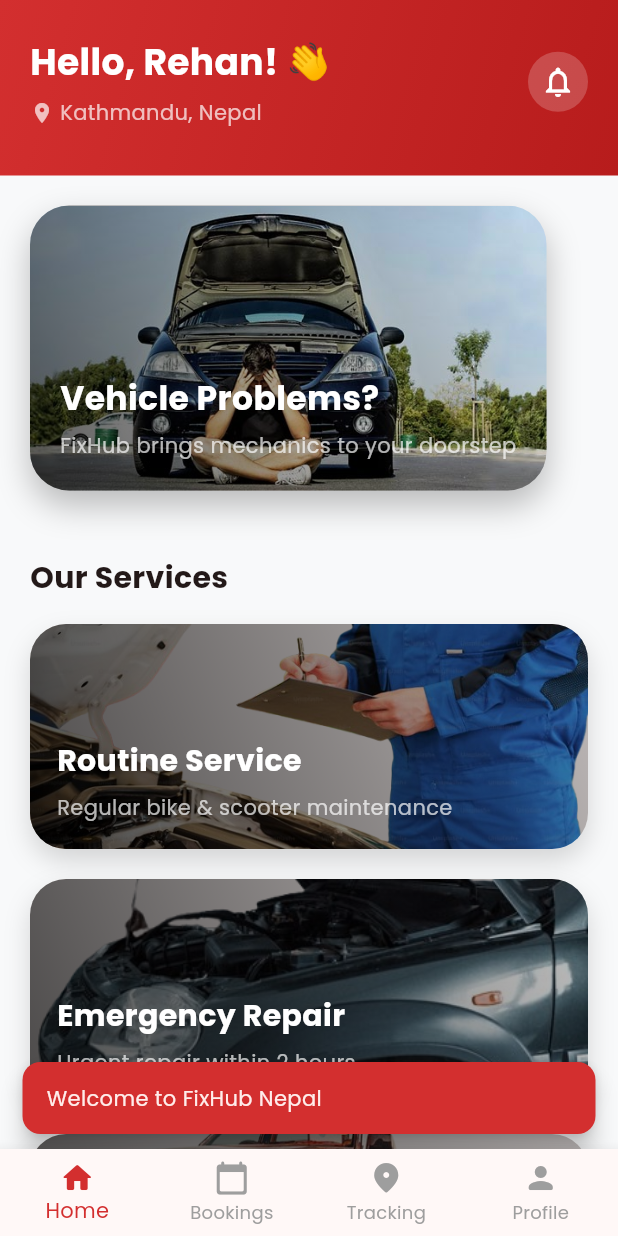
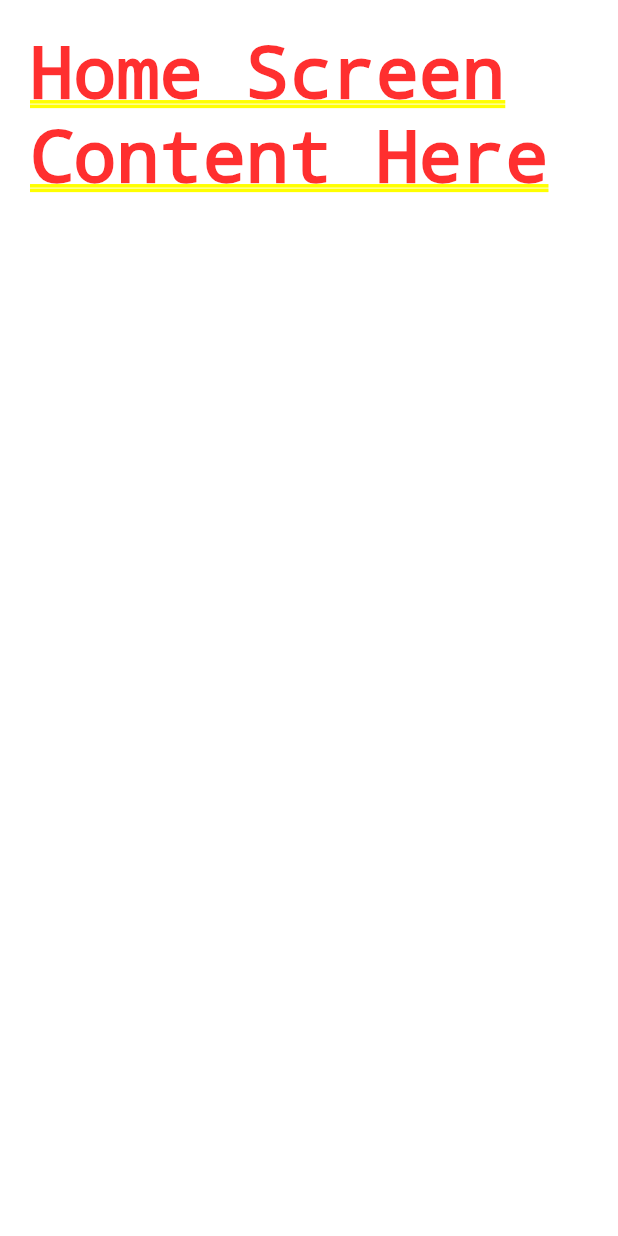
Before and after one commit to Rehan0808/FixHub-Nepal, a Flutter app: the LoginPage screen opened by its route, after a tap on "Sign In", on a phone screen of 412 x 824 dp. Run offline on Flutter 3.47's test engine with Material 3 defaults, Android fonts, the phone set to English and light mode, and no system bars.

```diff
--- a/lib/auth/login_page.dart
+++ b/lib/auth/login_page.dart
@@ -1,5 +1,5 @@
 import 'package:flutter/material.dart';
-import '../screens/home_page.dart';
+import '../screens/bottom_screens/home_screen.dart';
 import 'signup_page.dart';
 
 class LoginPage extends StatefulWidget {
@@ -205,7 +205,7 @@ class _LoginPageState extends State<LoginPage> {
                         onPressed: () {
                           Navigator.of(context).pushReplacement(
                             MaterialPageRoute(
-                                builder: (_) => const HomePage()),
+                                builder: (_) => const HomeScreen()),
                           );
                         },
                         style: ElevatedButton.styleFrom(
--- a/lib/main.dart
+++ b/lib/main.dart
@@ -2,7 +2,7 @@ import 'package:flutter/material.dart';
 import 'package:fixhub_nepal/splash/splash_page.dart';
 import 'package:fixhub_nepal/onboarding/on_boarding1.dart';
 import 'package:fixhub_nepal/auth/login_page.dart';
-import 'package:fixhub_nepal/screens/home_page.dart';
+import 'package:fixhub_nepal/screens/bottom_screens/home_screen.dart';
 
 void main() {
   runApp(const MyApp());
@@ -27,7 +27,7 @@ class MyApp extends StatelessWidget {
       routes: {
         '/onboarding': (context) => const Onboarding1(),
         '/login': (context) => const LoginPage(),
-        '/home': (context) => const HomePage(),
+        '/home': (context) => const HomeScreen(),
       },
     );
   }
--- /dev/null
+++ b/lib/screens/bottom_screens/home_screen.dart
@@ -0,0 +1,21 @@
+import 'package:flutter/material.dart';
+import '../../theme/theme_data.dart';
+
+class HomeScreen extends StatelessWidget {
+  const HomeScreen({super.key});
+
+  @override
+  Widget build(BuildContext context) {
+    return SingleChildScrollView(
+      child: Column(
+        children: [
+          // Add your hero banner and service cards here
+          const Padding(
+            padding: EdgeInsets.all(20),
+            child: Text('Home Screen Content Here'),
+          ),
+        ],
+      ),
+    );
+  }
+}
--- a/lib/screens/home_page.dart
+++ /dev/null
@@ -1,309 +0,0 @@
-import 'package:flutter/material.dart';
-
-class HomePage extends StatefulWidget {
-  const HomePage({super.key});
-
-  @override
-  State<HomePage> createState() => _HomePageState();
-}
-
-class _HomePageState extends State<HomePage> {
-  int _currentIndex = 0;
-  bool _showedWelcome = false;
-
-  static const Color brandRed = Color(0xFFD32F2F);
-  static const Color brandRedDark = Color(0xFFB71C1C);
-
-  @override
-  void initState() {
-    super.initState();
-    WidgetsBinding.instance.addPostFrameCallback((_) {
-      if (!_showedWelcome) {
-        ScaffoldMessenger.of(context).showSnackBar(
-          SnackBar(
-            content: const Text('Welcome to FixHub Nepal'),
-            backgroundColor: brandRed,
-            behavior: SnackBarBehavior.floating,
-            shape: RoundedRectangleBorder(
-              borderRadius: BorderRadius.circular(12),
-            ),
-          ),
-        );
-        _showedWelcome = true;
-      }
-    });
-  }
-
-  // ================= HERO BANNER =================
-  Widget _buildHeroBanner() {
-    return Container(
-      margin: const EdgeInsets.all(20),
-      height: 190,
-      decoration: BoxDecoration(
-        borderRadius: BorderRadius.circular(26),
-        image: const DecorationImage(
-          image: AssetImage('assets/images/hero.png'),
-          fit: BoxFit.cover,
-        ),
-        boxShadow: [
-          BoxShadow(
-            color: Colors.black.withOpacity(0.25),
-            blurRadius: 18,
-            offset: const Offset(0, 10),
-          ),
-        ],
-      ),
-      child: Container(
-        padding: const EdgeInsets.all(20),
-        decoration: BoxDecoration(
-          borderRadius: BorderRadius.circular(26),
-          gradient: LinearGradient(
-            colors: [
-              Colors.black.withOpacity(0.65),
-              Colors.transparent,
-            ],
-            begin: Alignment.bottomLeft,
-            end: Alignment.topRight,
-          ),
-        ),
-        child: Column(
-          mainAxisAlignment: MainAxisAlignment.end,
-          crossAxisAlignment: CrossAxisAlignment.start,
-          children: const [
-            Text(
-              'Vehicle Problems?',
-              style: TextStyle(
-                color: Colors.white,
-                fontSize: 22,
-                fontWeight: FontWeight.bold,
-              ),
-            ),
-            SizedBox(height: 6),
-            Text(
-              'FixHub brings mechanics to your doorstep',
-              style: TextStyle(color: Colors.white70),
-            ),
-          ],
-        ),
-      ),
-    );
-  }
-
-  // ================= FULL IMAGE SERVICE CARD =================
-  Widget serviceCard({
-    required String imagePath,
-    required String title,
-    required String subtitle,
-    required VoidCallback onTap,
-  }) {
-    return Container(
-      margin: const EdgeInsets.only(bottom: 20),
-      height: 150,
-      decoration: BoxDecoration(
-        borderRadius: BorderRadius.circular(24),
-        boxShadow: [
-          BoxShadow(
-            color: Colors.black.withOpacity(0.15),
-            blurRadius: 14,
-            offset: const Offset(0, 8),
-          ),
-        ],
-      ),
-      child: Material(
-        borderRadius: BorderRadius.circular(24),
-        clipBehavior: Clip.antiAlias,
-        child: InkWell(
-          onTap: onTap,
-          child: Stack(
-            fit: StackFit.expand,
-            children: [
-              Image.asset(
-                imagePath,
-                fit: BoxFit.cover,
-              ),
-              Container(
-                decoration: BoxDecoration(
-                  gradient: LinearGradient(
-                    colors: [
-                      Colors.black.withOpacity(0.7),
-                      Colors.black.withOpacity(0.25),
-                    ],
-                    begin: Alignment.bottomLeft,
-                    end: Alignment.topRight,
-                  ),
-                ),
-              ),
-              Padding(
-                padding: const EdgeInsets.all(18),
-                child: Column(
-                  mainAxisAlignment: MainAxisAlignment.end,
-                  crossAxisAlignment: CrossAxisAlignment.start,
-                  children: [
-                    Text(
-                      title,
-                      style: const TextStyle(
-                        fontSize: 20,
-                        fontWeight: FontWeight.bold,
-                        color: Colors.white,
-                      ),
-                    ),
-                    const SizedBox(height: 6),
-                    Text(
-                      subtitle,
-                      style: const TextStyle(
-                        fontSize: 14,
-                        color: Colors.white70,
-                      ),
-                    ),
-                  ],
-                ),
-              ),
-            ],
-          ),
-        ),
-      ),
-    );
-  }
-
-  // ================= HOME CONTENT =================
-  Widget _buildHomeContent() {
-    return SingleChildScrollView(
-      child: Column(
-        crossAxisAlignment: CrossAxisAlignment.start,
-        children: [
-          // HEADER
-          Container(
-            padding: const EdgeInsets.fromLTRB(20, 24, 20, 32),
-            decoration: const BoxDecoration(
-              gradient: LinearGradient(
-                colors: [brandRed, brandRedDark],
-                begin: Alignment.topLeft,
-                end: Alignment.bottomRight,
-              ),
-            ),
-            child: Row(
-              mainAxisAlignment: MainAxisAlignment.spaceBetween,
-              children: [
-                Column(
-                  crossAxisAlignment: CrossAxisAlignment.start,
-                  children: const [
-                    Text(
-                      'Hello, Rehan! 👋',
-                      style: TextStyle(
-                        color: Colors.white,
-                        fontSize: 24,
-                        fontWeight: FontWeight.bold,
-                      ),
-                    ),
-                    SizedBox(height: 6),
-                    Row(
-                      children: [
-                        Icon(Icons.location_on,
-                            color: Colors.white70, size: 16),
-                        SizedBox(width: 4),
-                        Text(
-                          'Kathmandu, Nepal',
-                          style:
-                              TextStyle(color: Colors.white70, fontSize: 14),
-                        ),
-                      ],
-                    ),
-                  ],
-                ),
-                Container(
-                  padding: const EdgeInsets.all(8),
-                  decoration: BoxDecoration(
-                    color: Colors.white.withOpacity(0.2),
-                    shape: BoxShape.circle,
-                  ),
-                  child: const Icon(Icons.notifications_outlined,
-                      color: Colors.white),
-                ),
-              ],
-            ),
-          ),
-
-          // HERO (kept)
-          _buildHeroBanner(),
-
-          const SizedBox(height: 24),
-
-          // SERVICES
-          Padding(
-            padding: const EdgeInsets.symmetric(horizontal: 20),
-            child: const Text(
-              'Our Services',
-              style: TextStyle(fontSize: 20, fontWeight: FontWeight.bold),
-            ),
-          ),
-          const SizedBox(height: 16),
-
-          Padding(
-            padding: const EdgeInsets.symmetric(horizontal: 20),
-            child: Column(
-              children: [
-                serviceCard(
-                  imagePath: 'assets/images/routine.png',
-                  title: 'Routine Service',
-                  subtitle: 'Regular bike & scooter maintenance',
-                  onTap: () {},
-                ),
-                serviceCard(
-                  imagePath: 'assets/images/emergency.png',
-                  title: 'Emergency Repair',
-                  subtitle: 'Urgent repair within 2 hours',
-                  onTap: () {},
-                ),
-                serviceCard(
-                  imagePath: 'assets/images/pickup.png',
-                  title: 'Pick & Drop Service',
-                  subtitle: 'We pick, service & drop your bike',
-                  onTap: () {},
-                ),
-              ],
-            ),
-          ),
-        ],
-      ),
-    );
-  }
-
-  Widget _buildSimplePage(String text) {
-    return Center(
-      child: Text(
-        text,
-        style: const TextStyle(fontSize: 18, color: Colors.grey),
-      ),
-    );
-  }
-
-  @override
-  Widget build(BuildContext context) {
-    return Scaffold(
-      backgroundColor: const Color(0xFFF8F9FA),
-      body: [
-        _buildHomeContent(),
-        _buildSimplePage('No Bookings Yet'),
-        _buildSimplePage('No Active Tracking'),
-        _buildSimplePage('Profile Coming Soon'),
-      ][_currentIndex],
-      bottomNavigationBar: BottomNavigationBar(
-        currentIndex: _currentIndex,
-        selectedItemColor: brandRed,
-        unselectedItemColor: Colors.grey,
-        type: BottomNavigationBarType.fixed,
-        onTap: (i) => setState(() => _currentIndex = i),
-        items: const [
-          BottomNavigationBarItem(
-              icon: Icon(Icons.home_rounded), label: 'Home'),
-          BottomNavigationBarItem(
-              icon: Icon(Icons.calendar_today_rounded), label: 'Bookings'),
-          BottomNavigationBarItem(
-              icon: Icon(Icons.location_on_rounded), label: 'Tracking'),
-          BottomNavigationBarItem(
-              icon: Icon(Icons.person_rounded), label: 'Profile'),
-        ],
-      ),
-    );
-  }
-}
```
Also changed, not shown: lib/theme/theme_data.dart (renamed from lib/theme/theme.dart).
